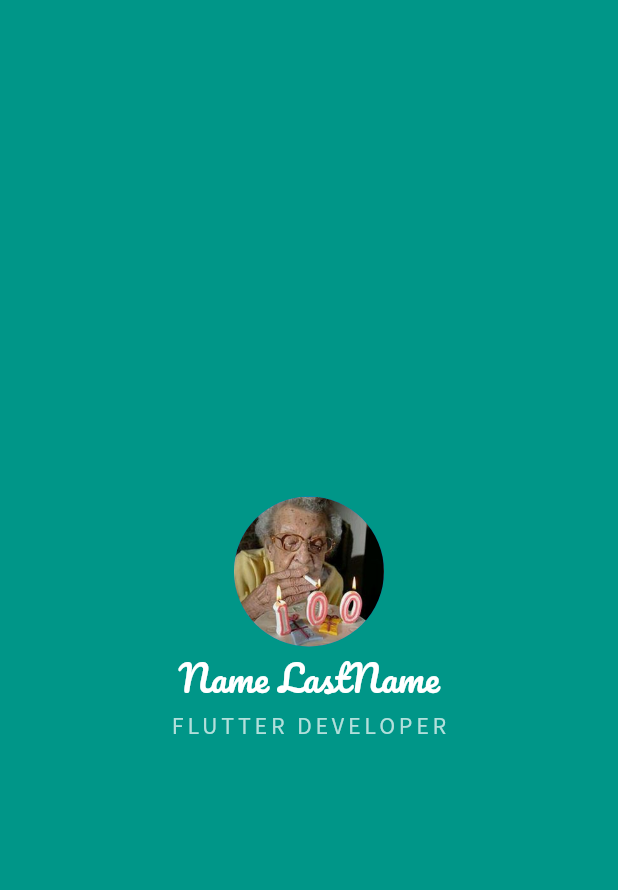
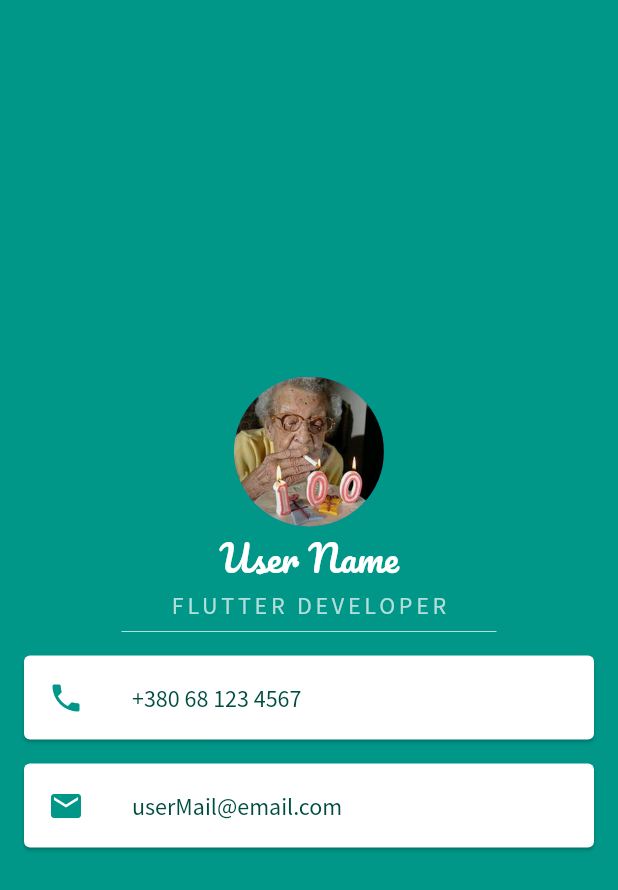
Before and after one commit to SergioSorokin/udemy_flutter_course, a Flutter app: the screen it shows after launch, on a phone screen of 412 x 824 dp. Shown: the top 890 px of the screen. Run offline on Flutter 3.47's test engine with Material 2 defaults, Android fonts, the light colour scheme and no system bars.

Commit message:
Created user card with ListTile widget

```diff
--- a/lib/main.dart
+++ b/lib/main.dart
@@ -27,7 +27,6 @@ class HomePage extends StatelessWidget {
     return Scaffold(
       backgroundColor: Colors.teal,
       body: SafeArea(
-        child: Center(
         child: Column(
           mainAxisAlignment: MainAxisAlignment.center,
           children:  <Widget>[
@@ -36,7 +35,7 @@ class HomePage extends StatelessWidget {
               backgroundImage: AssetImage('images/100_years.jpg'),
             ),
             const Text(
-                'Name LastName',
+              'User Name',
               style: TextStyle(
                 fontFamily: 'Pacifico',
                   fontSize: 24,
@@ -52,8 +51,52 @@ class HomePage extends StatelessWidget {
                 letterSpacing: 2.5,
                   ),
             ),
+            SizedBox(
+              width: 250,
+              height: 16,
+              child: Divider(color: Colors.teal.shade100,),
+            ),
+            Card(
+              color: Colors.white,
+              margin: const EdgeInsets.symmetric(
+                vertical: 8,
+                horizontal: 16,
+              ),
+              child: ListTile(
+                leading: const Icon(
+                  Icons.phone,
+                  color: Colors.teal,
+                ),
+                title: Text(
+                  '+380 68 123 4567',
+                  style: TextStyle(
+                      color: Colors.teal.shade900,
+                      fontFamily: 'Source Sans Pro',
+                      fontSize: 16.0),
+                ),
+              ),
+            ),
+            Card(
+              color: Colors.white,
+              margin: const EdgeInsets.symmetric(
+                vertical: 8,
+                horizontal: 16,
+              ),
+              child: ListTile(
+                leading: const Icon(
+                  Icons.mail,
+                  color: Colors.teal,
+                ),
+                title: Text(
+                  'userMail@email.com',
+                  style: TextStyle(
+                      color: Colors.teal.shade900,
+                      fontFamily: 'Source Sans Pro',
+                      fontSize: 16.0),
+                ),
+              ),
+            ),
           ],
-          ),
         ),
       ),
     );
```
Lines whose indentation alone changed are shown as unchanged.
